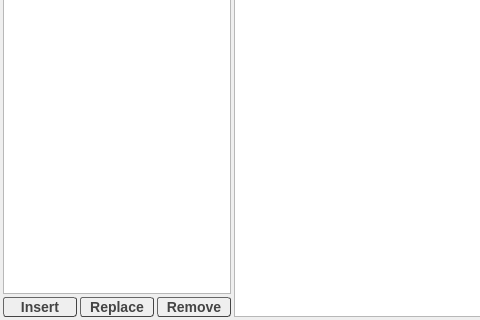
Old version of the form Rragraph/src/CurveSettingsView.ui in the repository rasmadeus/Rragraph; both pictures show x 0 to 480 and y 109 to 429 of the 692 by 429 pixel window.
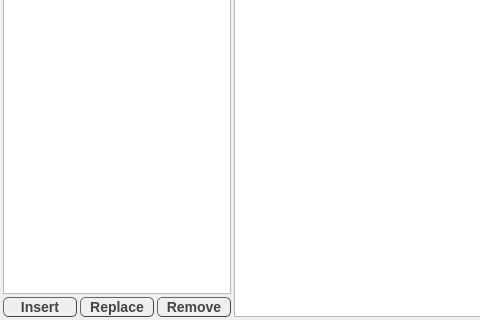
New version of the form.

What changed in the file:
```diff
--- a/Rragraph/src/CurveSettingsView.ui
+++ b/Rragraph/src/CurveSettingsView.ui
@@ -89,7 +89,7 @@
     border-style: outset;
     border-width: 1px;
     font: bold 14px;
-    border-radius: 3px;
+    border-radius: 5px;
     color: #444444;
     height:15px;
 }
@@ -121,7 +121,7 @@
     border-style: outset;
     border-width: 1px;
     font: bold 14px;
-    border-radius: 3px;
+    border-radius: 5px;
     color: #444444;
     height:15px;
 }
@@ -153,7 +153,7 @@
     border-style: outset;
     border-width: 1px;
     font: bold 14px;
-    border-radius: 3px;
+    border-radius: 5px;
     color: #444444;
     height:15px;
 }
```
Left out of the diff: 4 changed lines with no effect on the pictures.
